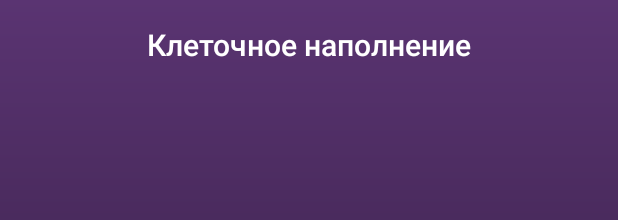
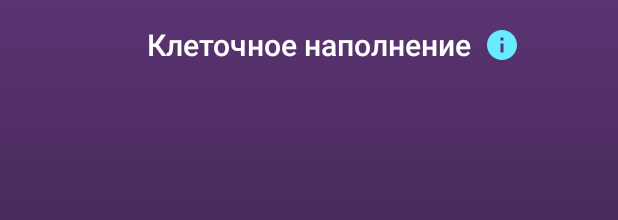
Before and after one commit to i-redbyte/simple-life, an Android app: the layout activity_life.xml on its own in the app's theme, with its tools: preview values and no code run, on a phone screen of 412 x 824 dp. Shown: the top 220 px of the screen. Run offline under Robolectric (Android 15) with nearby library versions, the phone set to English and light mode, and no system bars.

```diff
--- a/app/src/main/java/org/redbyte/App.kt
+++ b/app/src/main/java/org/redbyte/App.kt
@@ -10,15 +10,12 @@ class App : Application() {
 
     override fun onCreate() {
         super.onCreate()
-
         instance = this
         setupDagger()
-
     }
 
     private fun setupDagger() {
         component = DaggerAppComponent.builder()
-//            .appModule(AppModule(this))
             .build()
         component.inject(this)
     }
--- /dev/null
+++ b/app/src/main/res/drawable/ic_info.xml
@@ -0,0 +1,9 @@
+<vector xmlns:android="http://schemas.android.com/apk/res/android"
+    android:width="24dp"
+    android:height="24dp"
+    android:viewportWidth="24.0"
+    android:viewportHeight="24.0">
+    <path
+        android:fillColor="@color/colorMalibu"
+        android:pathData="M12,2C6.48,2 2,6.48 2,12s4.48,10 10,10 10,-4.48 10,-10S17.52,2 12,2zM13,17h-2v-6h2v6zM13,9h-2L11,7h2v2z" />
+</vector>
--- a/app/src/main/res/layout/activity_life.xml
+++ b/app/src/main/res/layout/activity_life.xml
@@ -1,8 +1,8 @@
 <?xml version="1.0" encoding="utf-8"?>
 <androidx.constraintlayout.widget.ConstraintLayout xmlns:android="http://schemas.android.com/apk/res/android"
-    android:id="@+id/clMainContainer"
     xmlns:app="http://schemas.android.com/apk/res-auto"
     xmlns:tools="http://schemas.android.com/tools"
+    android:id="@+id/clMainContainer"
     android:layout_width="match_parent"
     android:layout_height="match_parent"
     android:background="@drawable/gradient_background"
@@ -21,13 +21,24 @@
         app:layout_constraintStart_toStartOf="parent"
         app:layout_constraintTop_toTopOf="parent" />
 
+    <ImageView
+        android:id="@+id/ivInfo"
+        android:layout_width="wrap_content"
+        android:layout_height="wrap_content"
+        android:layout_marginStart="8dp"
+        android:foreground="?selectableItemBackground"
+        android:src="@drawable/ic_info"
+        app:layout_constraintBottom_toBottomOf="@+id/tvTitle"
+        app:layout_constraintStart_toEndOf="@+id/tvTitle"
+        app:layout_constraintTop_toTopOf="@+id/tvTitle" />
+
     <androidx.recyclerview.widget.RecyclerView
         android:id="@+id/rvLive"
         android:layout_width="0dp"
         android:layout_height="0dp"
         android:layout_marginStart="@dimen/buttonMargin"
+        android:layout_marginTop="@dimen/recyclerMarginTop"
         android:layout_marginBottom="@dimen/recyclerMarginBottom"
-        android:layout_marginTop="@dimen/recyclerMarginTop"
         app:layout_constraintBottom_toTopOf="@+id/btnCreate"
         app:layout_constraintEnd_toEndOf="parent"
         app:layout_constraintStart_toStartOf="parent"
--- a/app/src/main/res/values/colors.xml
+++ b/app/src/main/res/values/colors.xml
@@ -1,6 +1,6 @@
 <?xml version="1.0" encoding="utf-8"?>
 <resources>
-    <!--Color naming get of http://chir.ag/projects/name-that-color/-->
+    <!-- Color naming get of http://chir.ag/projects/name-that-color/ -->
     <color name="colorPrimary">#008577</color>
     <color name="colorPrimaryDark">@color/colorBossanova</color>
     <color name="colorAccent">#D81B60</color>
@@ -9,10 +9,10 @@
     <color name="colorCottonCandy">#FFB0E9</color>
     <color name="colorSelectiveYellow">#FFB800</color>
     <color name="colorButtermilk">#FFF7B0</color>
-    <color name="colorAttol">#0D658A</color>
     <color name="colorAtoll">#0D658A</color>
     <color name="colorMintGreen">#B0FFB4</color>
     <color name="colorBlack">#000000</color>
     <color name="colorWhite">#FFFFFF</color>
+    <color name="colorMalibu">#68ECFD</color>
 
 </resources>
```
Also changed, not shown: 2 other files.
